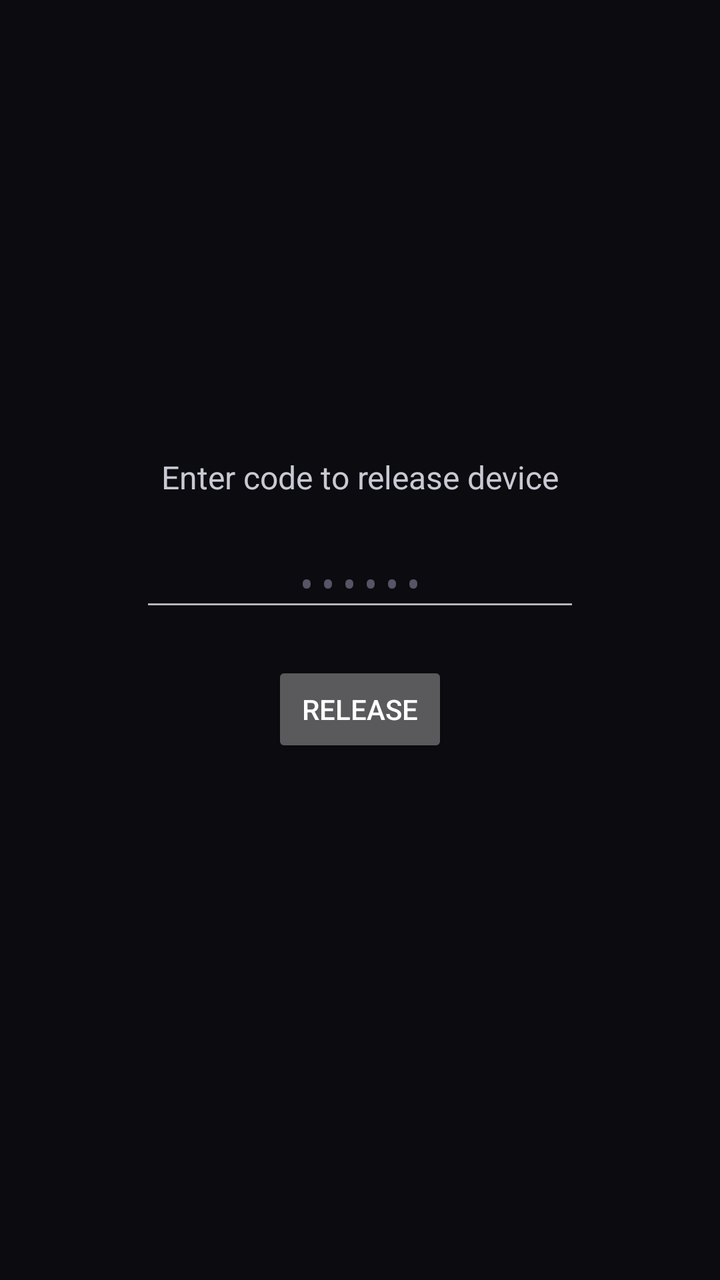
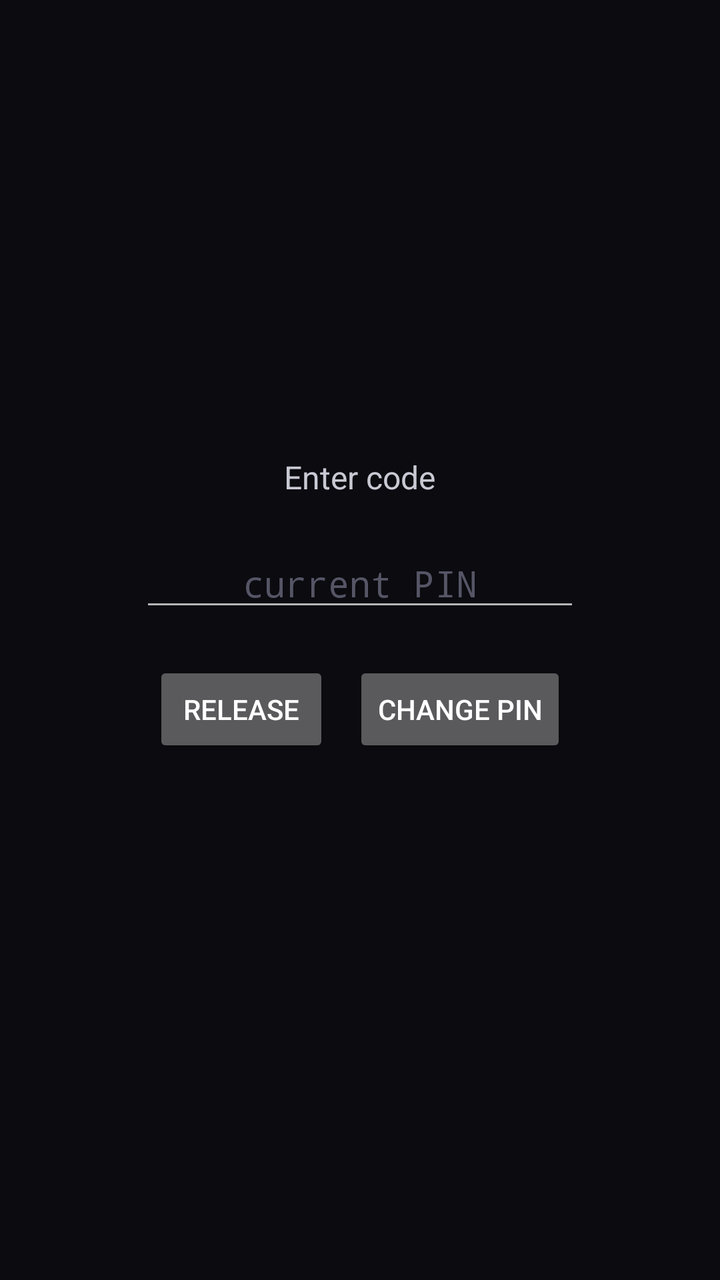

Screens rendered from an Android XML layout before and after an edit, with the pre-edit source and the edit as a unified diff.
<!-- AndroidManifest.xml: application theme android:Theme.Material.NoActionBar -->
<!-- res/layout/activity_unlock.xml -->
<?xml version="1.0" encoding="utf-8"?>
<LinearLayout xmlns:android="http://schemas.android.com/apk/res/android"
    android:layout_width="match_parent"
    android:layout_height="match_parent"
    android:orientation="vertical"
    android:gravity="center"
    android:background="#0B0B10"
    android:padding="32dp">

    <TextView
        android:layout_width="wrap_content"
        android:layout_height="wrap_content"
        android:text="Enter code to release device"
        android:textColor="#C9C9D4"
        android:textSize="16sp" />

    <EditText
        android:id="@+id/pin"
        android:layout_width="220dp"
        android:layout_height="wrap_content"
        android:layout_marginTop="20dp"
        android:inputType="numberPassword"
        android:gravity="center"
        android:textColor="#FFFFFF"
        android:textColorHint="#555566"
        android:hint="••••••" />

    <Button
        android:id="@+id/release"
        android:layout_width="wrap_content"
        android:layout_height="wrap_content"
        android:layout_marginTop="20dp"
        android:text="Release" />

    <TextView
        android:id="@+id/msg"
        android:layout_width="wrap_content"
        android:layout_height="wrap_content"
        android:layout_marginTop="16dp"
        android:textColor="#E15C6B"
        android:textSize="13sp" />
</LinearLayout>
<!-- resources referenced by this layout -->
<resources>

</resources>

<!-- the commit's change to res/layout/activity_unlock.xml (unified diff, before → after) -->
@@ -8,9 +8,10 @@
     android:padding="32dp">
 
     <TextView
+        android:id="@+id/title"
         android:layout_width="wrap_content"
         android:layout_height="wrap_content"
-        android:text="Enter code to release device"
+        android:text="Enter code"
         android:textColor="#C9C9D4"
         android:textSize="16sp" />
 
@@ -23,14 +24,59 @@
         android:gravity="center"
         android:textColor="#FFFFFF"
         android:textColorHint="#555566"
-        android:hint="••••••" />
+        android:hint="current PIN" />
 
-    <Button
-        android:id="@+id/release"
+    
+    <EditText
+        android:id="@+id/newPin"
+        android:layout_width="220dp"
+        android:layout_height="wrap_content"
+        android:layout_marginTop="12dp"
+        android:inputType="numberPassword"
+        android:gravity="center"
+        android:textColor="#FFFFFF"
+        android:textColorHint="#555566"
+        android:hint="new PIN"
+        android:visibility="gone" />
+
+    <EditText
+        android:id="@+id/confirmPin"
+        android:layout_width="220dp"
+        android:layout_height="wrap_content"
+        android:layout_marginTop="12dp"
+        android:inputType="numberPassword"
+        android:gravity="center"
+        android:textColor="#FFFFFF"
+        android:textColorHint="#555566"
+        android:hint="confirm new PIN"
+        android:visibility="gone" />
+
+    <LinearLayout
         android:layout_width="wrap_content"
         android:layout_height="wrap_content"
         android:layout_marginTop="20dp"
-        android:text="Release" />
+        android:orientation="horizontal">
+
+        <Button
+            android:id="@+id/release"
+            android:layout_width="wrap_content"
+            android:layout_height="wrap_content"
+            android:text="Release" />
+
+        <Button
+            android:id="@+id/changePin"
+            android:layout_width="wrap_content"
+            android:layout_height="wrap_content"
+            android:layout_marginStart="12dp"
+            android:text="Change PIN" />
+
+        <Button
+            android:id="@+id/save"
+            android:layout_width="wrap_content"
+            android:layout_height="wrap_content"
+            android:text="Save"
+            android:visibility="gone" />
+    </LinearLayout>
 
     <TextView
         android:id="@+id/msg"
